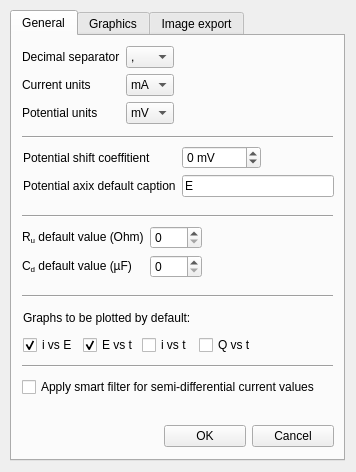
Qt form generalsettingsdialog.ui (DulovDmitry/CVProc) before a commit.
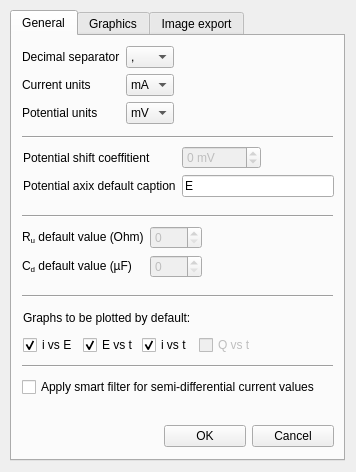
The same form after that commit. Icons and pictures are not drawn.

```diff
--- a/generalsettingsdialog.ui
+++ b/generalsettingsdialog.ui
@@ -145,6 +145,9 @@
       </item>
       <item row="0" column="1">
        <widget class="QSpinBox" name="Ru_spinBox">
+        <property name="enabled">
+         <bool>false</bool>
+        </property>
         <property name="maximum">
          <number>9999</number>
         </property>
@@ -159,6 +162,9 @@
       </item>
       <item row="1" column="1">
        <widget class="QSpinBox" name="Cd_spinBox">
+        <property name="enabled">
+         <bool>false</bool>
+        </property>
         <property name="maximum">
          <number>9999</number>
         </property>
@@ -200,6 +206,9 @@
        <layout class="QHBoxLayout" name="horizontalLayout_11">
         <item>
          <widget class="QSpinBox" name="correlationCoef_spinBox">
+          <property name="enabled">
+           <bool>false</bool>
+          </property>
           <property name="suffix">
            <string> mV</string>
           </property>
@@ -281,7 +290,7 @@
       <string>Apply smart filter for semi-differential current values</string>
      </property>
     </widget>
-    <widget class="QWidget" name="">
+    <widget class="QWidget" name="layoutWidget">
      <property name="geometry">
       <rect>
        <x>11</x>
@@ -328,10 +337,16 @@
           <property name="text">
            <string>i vs t</string>
           </property>
+          <property name="checked">
+           <bool>true</bool>
+          </property>
          </widget>
         </item>
         <item>
          <widget class="QCheckBox" name="Q_vs_T_checkBox">
+          <property name="enabled">
+           <bool>false</bool>
+          </property>
           <property name="text">
            <string>Q vs t</string>
           </property>
```
